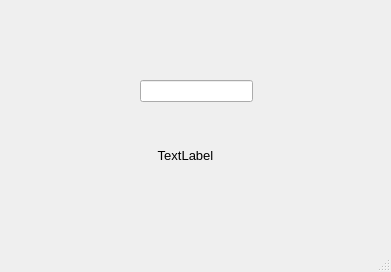
Above: mainwindow.ui from Hevanafa/Scrabble_word_checker before the change. Below: the same form after it.
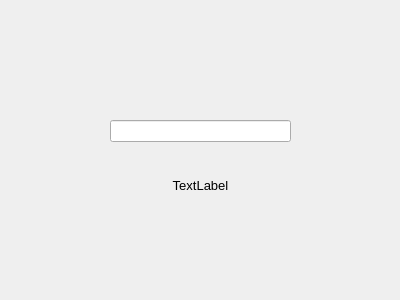
That is the form after the change.

Commit message: added title bar text and fixed window size

Diff of the .ui file:
```diff
--- a/mainwindow.ui
+++ b/mainwindow.ui
@@ -6,10 +6,22 @@
    <rect>
     <x>0</x>
     <y>0</y>
-    <width>391</width>
-    <height>272</height>
+    <width>400</width>
+    <height>300</height>
    </rect>
   </property>
+  <property name="minimumSize">
+   <size>
+    <width>400</width>
+    <height>300</height>
+   </size>
+  </property>
+  <property name="maximumSize">
+   <size>
+    <width>400</width>
+    <height>300</height>
+   </size>
+  </property>
   <property name="font">
    <font>
     <family>Tahoma</family>
@@ -23,9 +35,9 @@
    <widget class="QLabel" name="ResultLabel">
     <property name="geometry">
      <rect>
-      <x>90</x>
-      <y>140</y>
-      <width>191</width>
+      <x>110</x>
+      <y>170</y>
+      <width>181</width>
       <height>31</height>
      </rect>
     </property>
@@ -39,25 +51,14 @@
    <widget class="QLineEdit" name="InputEdit">
     <property name="geometry">
      <rect>
-      <x>140</x>
-      <y>80</y>
-      <width>113</width>
+      <x>110</x>
+      <y>120</y>
+      <width>181</width>
       <height>22</height>
      </rect>
     </property>
    </widget>
   </widget>
-  <widget class="QMenuBar" name="menubar">
-   <property name="geometry">
-    <rect>
-     <x>0</x>
-     <y>0</y>
-     <width>391</width>
-     <height>22</height>
-    </rect>
-   </property>
-  </widget>
-  <widget class="QStatusBar" name="statusbar"/>
  </widget>
  <resources/>
  <connections/>
```
Left out of the diff: 2 changed lines with no effect on the pictures.
